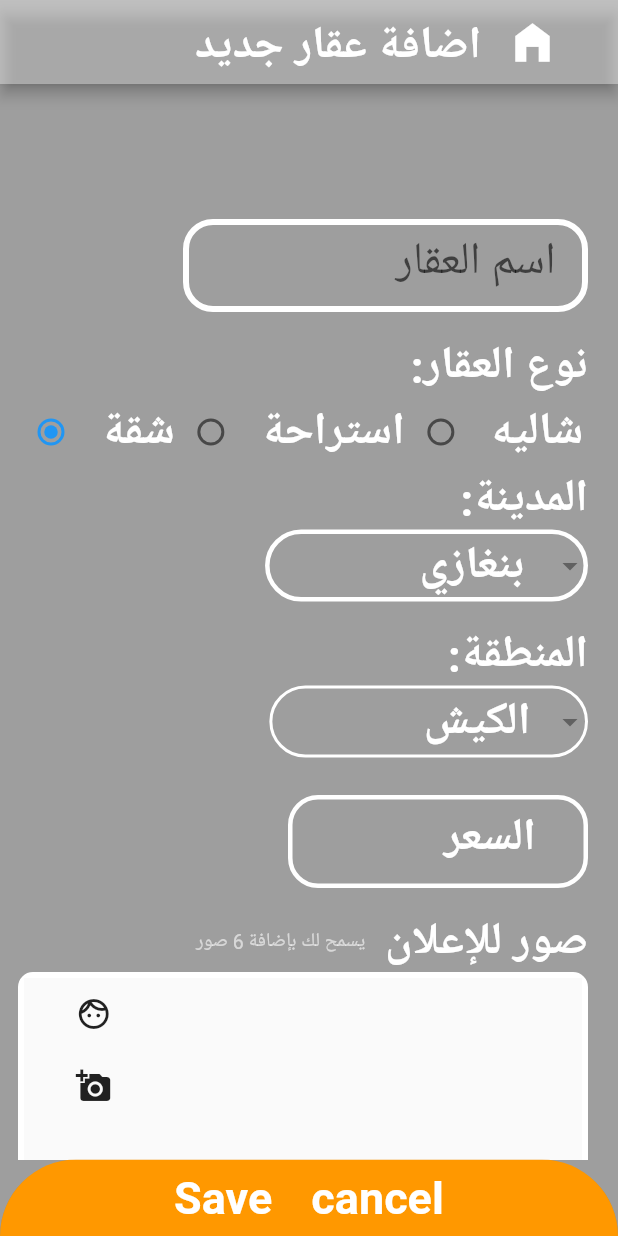
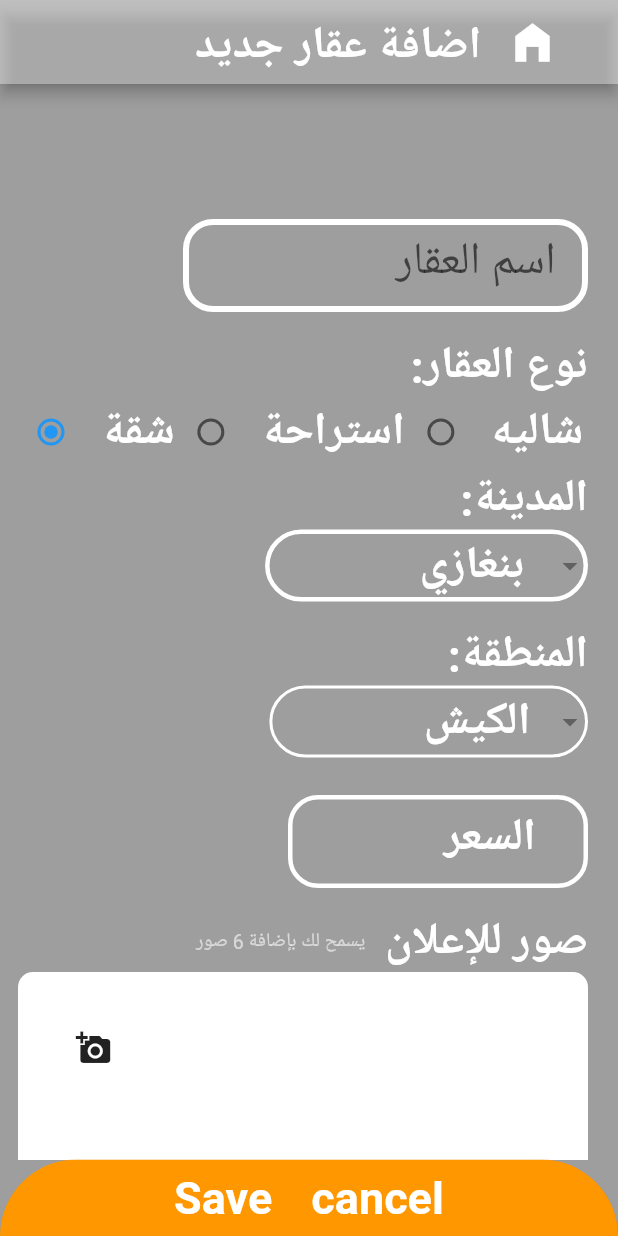
Before and after one commit to nongtr/Lyland, a Flutter app: the addProberty screen opened by its route, on a phone screen of 412 x 824 dp. Run offline on Flutter 3.47's test engine with Material 2 defaults, Android fonts, the phone set to English and light mode, and no system bars; our stand-ins replace cloud_firestore, firebase_auth, firebase_core, firebase_storage, image_picker, table_calendar; accounts and stored records are empty.

Commit message:
photo function V2

```diff
--- a/lib/Screens/PO/Owner_mainScreen.dart
+++ b/lib/Screens/PO/Owner_mainScreen.dart
@@ -1,6 +1,7 @@
 import 'package:flutter/material.dart';
 import 'add_proberty_screen.dart';
-import 'add_proberty_screen.dart';
+
+import 'package:firebase_auth/firebase_auth.dart';
 
 import '../../constants.dart';
 
@@ -9,6 +10,7 @@ class PO_mainScreen extends StatelessWidget {
 
   @override
   Widget build(BuildContext context) {
+    User? user = FirebaseAuth.instance.currentUser;
     return Scaffold(
       floatingActionButton: FloatingActionButton(
         elevation: 10.0,
@@ -20,7 +22,7 @@ class PO_mainScreen extends StatelessWidget {
                   borderRadius:
                       BorderRadius.vertical(top: Radius.circular(40))),
               context: context,
-              builder: (cotext) => addProberty());
+              builder: (cotext) => addProberty(ueserId: user!.uid));
           // Navigator.of(context).pushReplacementNamed('addPropertyScreen');
         },
         child: addButton(),
--- /dev/null
+++ b/lib/Screens/PO/add_probertyContainers.dart
@@ -0,0 +1,78 @@
+import 'package:flutter/material.dart';
+import 'package:lyland/constants.dart';
+
+///PRICENUMBER
+class priceNumber extends StatelessWidget {
+  const priceNumber({
+    Key? key,
+    required TextEditingController priceControler,
+  })  : _priceControler = priceControler,
+        super(key: key);
+
+  final TextEditingController _priceControler;
+
+  @override
+  Widget build(BuildContext context) {
+    return Container(
+      width: 200,
+      child: TextField(
+        controller: _priceControler,
+        decoration: const InputDecoration(
+          border: InputBorder.none,
+          hintText: 'ادخل سعر الايجار لليلة الواحدة',
+          label: Padding(
+            padding: EdgeInsets.only(left: 92),
+            child: Text(
+              'السعر ',
+              style: kTitleTextStyle,
+            ),
+          ),
+          enabledBorder: OutlineInputBorder(
+              borderSide: BorderSide(color: Colors.white, width: 3),
+              borderRadius: BorderRadius.all(Radius.circular(20))),
+          focusedBorder: OutlineInputBorder(
+              borderSide: BorderSide(color: Colors.black, width: 3),
+              borderRadius: BorderRadius.all(Radius.circular(20))),
+        ),
+      ),
+    );
+  }
+}
+
+///TITLENAME
+class titleName extends StatelessWidget {
+  const titleName({
+    Key? key,
+    required TextEditingController mainLableControler,
+  })  : _mainLableControler = mainLableControler,
+        super(key: key);
+
+  final TextEditingController _mainLableControler;
+
+  @override
+  Widget build(BuildContext context) {
+    return Container(
+      width: 270,
+      child: TextField(
+        controller: _mainLableControler,
+        decoration: const InputDecoration(
+          label: Padding(
+            padding: EdgeInsets.only(left: 130),
+            child: Text(
+              'اسم العقار',
+              style: TextStyle(fontSize: 30),
+            ),
+          ),
+          enabledBorder: OutlineInputBorder(
+              borderSide: BorderSide(color: Colors.white, width: 4),
+              borderRadius: BorderRadius.all(Radius.circular(20))),
+          focusedBorder: OutlineInputBorder(
+              borderSide: BorderSide(color: Colors.black, width: 4),
+              borderRadius: BorderRadius.all(Radius.circular(20))),
+          border: InputBorder.none,
+          hintText: 'ادخل العنوان الرئيسي',
+        ),
+      ),
+    );
+  }
+}
--- a/lib/Screens/PO/add_probertyImages.dart
+++ /dev/null
@@ -1,93 +0,0 @@
-import 'package:cloud_firestore/cloud_firestore.dart';
-import 'package:flutter/material.dart';
-import 'package:image_picker/image_picker.dart';
-import 'package:firebase_storage/firebase_storage.dart' as firebase_storage;
-import 'package:path/path.dart ' as path;
-import 'dart:io';
-
-class AddImage extends StatefulWidget {
-  AddImage({
-    Key? key,
-  }) : super(
-          key: key,
-        );
-
-  @override
-  State<AddImage> createState() => _AddImageState();
-}
-
-class _AddImageState extends State<AddImage> {
-  // reference for firebase storage
-  late CollectionReference imgRef;
-  late firebase_storage.Reference ref;
-
-  final List<File> image = [];
-  final picker = ImagePicker();
-  AddImage() {
-    this.image;
-  }
-
-  @override
-  Widget build(BuildContext context) {
-    return Scaffold(
-      body: GridView.builder(
-          itemCount: image.length + 1,
-          gridDelegate:
-              SliverGridDelegateWithFixedCrossAxisCount(crossAxisCount: 4),
-          itemBuilder: (context, index) {
-            return index == 0
-                ? Column(
-                    children: [
-                      IconButton(
-                          onPressed: () {
-                            uploadFile();
-                          },
-                          icon: Icon(Icons.face_outlined)),
-                      IconButton(
-                          onPressed: () {
-                            chooseImage();
-                          },
-                          icon: Icon(Icons.add_a_photo)),
-                    ],
-                  )
-                : Container(
-                    margin: EdgeInsets.all(2),
-                    decoration: BoxDecoration(
-                        image: DecorationImage(
-                            image: FileImage(image[index - 1]),
-                            fit: BoxFit.cover)),
-                  );
-          }),
-    );
-  }
-
-  Future chooseImage() async {
-    final pickedFile = await picker.pickImage(source: ImageSource.gallery);
-    setState(() {
-      if (pickedFile != null) {
-        image.add(File(pickedFile.path));
-      }
-    });
-  }
-
-  Future uploadFile() async {
-    for (var img in image) {
-      ref = firebase_storage.FirebaseStorage.instance
-          // create reference for every image in image list
-          .ref()
-          .child('images/${path.basename(img.path)}');
-      // then we gonna make that image have that reference
-      await ref.putFile(img).whenComplete(() async {
-        await ref.getDownloadURL().then((value) {
-          imgRef.add({'url': value});
-        });
-      });
-    }
-  }
-
-  @override
-  void initState() {
-    super.initState();
-    imgRef = FirebaseFirestore.instance.collection('imageURls');
-  }
-}
--- a/lib/Screens/PO/add_proberty_screen.dart
+++ b/lib/Screens/PO/add_proberty_screen.dart
@@ -4,25 +4,25 @@ import 'package:firebase_auth/firebase_auth.dart';
 import 'package:flutter/material.dart';
 import 'package:lyland/constants.dart';
 import 'package:image_picker/image_picker.dart';
-import 'package:firebase_storage/firebase_storage.dart';
-import 'add_probertyImages.dart';
+import 'add_probertyContainers.dart';
 import 'package:firebase_storage/firebase_storage.dart' as firebase_storage;
 import 'package:path/path.dart ' as path;
 
 class addProberty extends StatefulWidget {
-  const addProberty({Key? key}) : super(key: key);
+  final String? ueserId;
+  const addProberty({Key? key, this.ueserId}) : super(key: key);
 
   @override
   State<addProberty> createState() => _addProbertyState();
 }
 
 class _addProbertyState extends State<addProberty> {
-  final _auth = FirebaseAuth.instance;
-
   late CollectionReference imgRef;
   late firebase_storage.Reference ref;
+  final List<File> image = [];
+  final picker = ImagePicker();
 
-  late final List<File> _image;
+  final _auth = FirebaseAuth.instance;
 
   List<String> _cityList = ['بنغازي', 'طرابلس'];
   String? _selectedCity = 'بنغازي';
@@ -237,7 +237,7 @@ class _addProbertyState extends State<addProberty> {
                 ),
                 Container(
                   decoration: BoxDecoration(
-                    color: Colors.red.withOpacity(0),
+                    color: Colors.white.withOpacity(1),
                     border: Border.all(width: 4, color: Colors.white),
                     borderRadius: BorderRadius.all(Radius.circular(10)),
                   ),
@@ -249,9 +249,27 @@ class _addProbertyState extends State<addProberty> {
                         children: [],
                       ),
                       Expanded(
-                        child: AddImage(),
-                        flex: 2,
-                      )
+                          child: GridView.builder(
+                              itemCount: image.length + 1,
+                              gridDelegate:
+                                  SliverGridDelegateWithFixedCrossAxisCount(
+                                      crossAxisCount: 4),
+                              itemBuilder: (context, index) {
+                                return index == 0
+                                    ? IconButton(
+                                        onPressed: () {
+                                          chooseImage();
+                                        },
+                                        icon: Icon(Icons.add_a_photo))
+                                    : Container(
+                                        margin: EdgeInsets.all(2),
+                                        decoration: BoxDecoration(
+                                            image: DecorationImage(
+                                                image:
+                                                    FileImage(image[index - 1]),
+                                                fit: BoxFit.cover)),
+                                      );
+                              }))
                     ],
                   ),
                 ),
@@ -301,10 +319,8 @@ class _addProbertyState extends State<addProberty> {
               children: [
                 TextButton(
                     onPressed: () {
-                      uploadFile2();
-
                       sendPostInfoToDataBase();
-
+                      uploadFile();
                       Navigator.of(context)
                           .pushReplacementNamed('POwnerScreen');
                     },
@@ -330,13 +346,26 @@ class _addProbertyState extends State<addProberty> {
         ));
   }
 
-  Future uploadFile2() async {
-    for (var img in _image) {
+  //image functions
+  Future chooseImage() async {
+    final pickedFile = await picker.pickImage(source: ImageSource.gallery);
+    setState(() {
+      if (pickedFile != null) {
+        image.add(File(pickedFile.path));
+      }
+    });
+  }
+
+  Future uploadFile() async {
+    for (var img in image) {
+      final postID = DateTime.now().microsecondsSinceEpoch.toString();
       ref = firebase_storage.FirebaseStorage.instance
-          // create reference for every image in image list
+
+          // CREATE REFERENCE FOR EVERY IMAGE in IMAGE LIST
           .ref()
-          .child('images/${path.basename(img.path)}');
-      // then we gonna make that image have that reference
+          .child('${widget.ueserId}/images')
+          .child('post_$postID');
+      // Then WE GONNA MAKE THAT IMAGE HAVE THAT  REFERENCE
       await ref.putFile(img).whenComplete(() async {
         await ref.getDownloadURL().then((value) {
           imgRef.add({'url': value});
@@ -345,7 +374,14 @@ class _addProbertyState extends State<addProberty> {
     }
   }
 
-// data sender //
+  @override
+  void initState() {
+    super.initState();
+    imgRef = FirebaseFirestore.instance.collection('imageURls');
+  }
+  ////////////////////////////////////
+
+// DATA SENDER
   sendPostInfoToDataBase() {
     FirebaseFirestore firebaseFirestore = FirebaseFirestore.instance;
     var user = _auth.currentUser;
@@ -360,78 +396,3 @@ class _addProbertyState extends State<addProberty> {
     });
   }
 }
-
-class priceNumber extends StatelessWidget {
-  const priceNumber({
-    Key? key,
-    required TextEditingController priceControler,
-  })  : _priceControler = priceControler,
-        super(key: key);
-
-  final TextEditingController _priceControler;
-
-  @override
-  Widget build(BuildContext context) {
-    return Container(
-      width: 200,
-      child: TextField(
-        controller: _priceControler,
-        decoration: const InputDecoration(
-          border: InputBorder.none,
-          hintText: 'ادخل سعر الايجار لليلة الواحدة',
-          label: Padding(
-            padding: EdgeInsets.only(left: 92),
-            child: Text(
-              'السعر ',
-              style: kTitleTextStyle,
-            ),
-          ),
-          enabledBorder: OutlineInputBorder(
-              borderSide: BorderSide(color: Colors.white, width: 3),
-              borderRadius: BorderRadius.all(Radius.circular(20))),
-          focusedBorder: OutlineInputBorder(
-              borderSide: BorderSide(color: Colors.black, width: 3),
-              borderRadius: BorderRadius.all(Radius.circular(20))),
-        ),
-      ),
-    );
-  }
-}
-
-// class ImageContainer extends StatelessWidget {
-class titleName extends StatelessWidget {
-  const titleName({
-    Key? key,
-    required TextEditingController mainLableControler,
-  })  : _mainLableControler = mainLableControler,
-        super(key: key);
-
-  final TextEditingController _mainLableControler;
-
-  @override
-  Widget build(BuildContext context) {
-    return Container(
-      width: 270,
-      child: TextField(
-        controller: _mainLableControler,
-        decoration: const InputDecoration(
-          label: Padding(
-            padding: EdgeInsets.only(left: 130),
-            child: Text(
-              'اسم العقار',
-              style: TextStyle(fontSize: 30),
-            ),
-          ),
-          enabledBorder: OutlineInputBorder(
-              borderSide: BorderSide(color: Colors.white, width: 4),
-              borderRadius: BorderRadius.all(Radius.circular(20))),
-          focusedBorder: OutlineInputBorder(
-              borderSide: BorderSide(color: Colors.black, width: 4),
-              borderRadius: BorderRadius.all(Radius.circular(20))),
-          border: InputBorder.none,
-          hintText: 'ادخل العنوان الرئيسي',
-        ),
-      ),
-    );
-  }
-}
```
